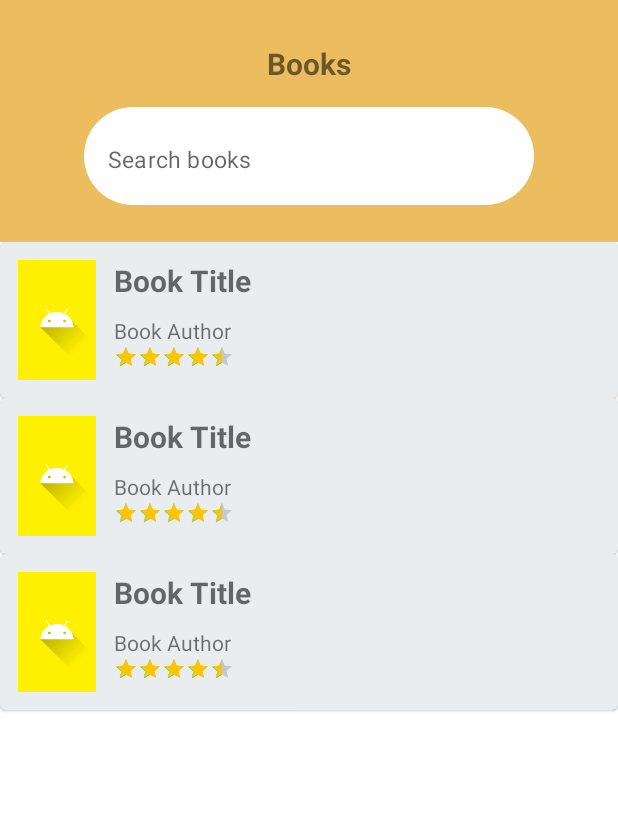
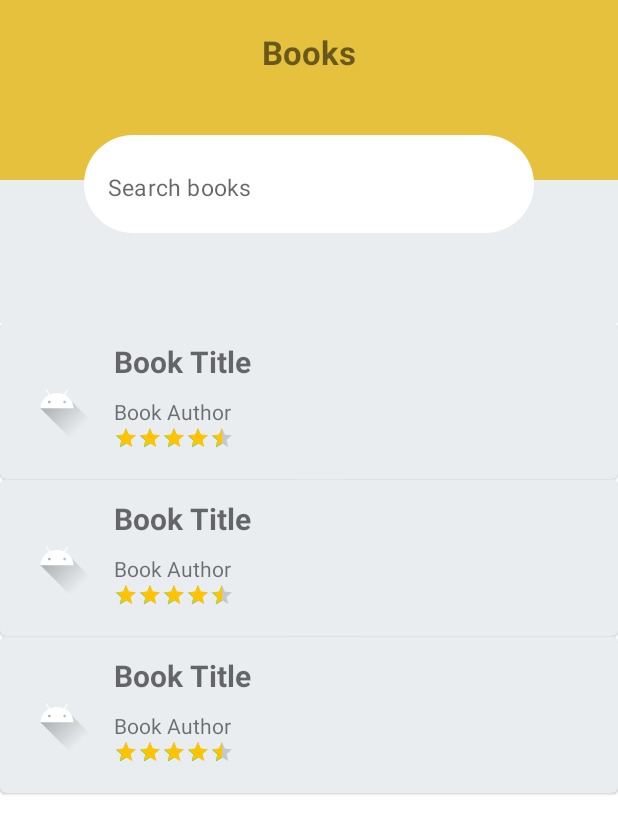
Before and after one commit to tamirReznik/MyBookListApp, an Android app: the layout activity_main.xml on its own in the app's theme, with its tools: preview values and no code run, on a phone screen of 412 x 824 dp. Shown: the top 834 px of the screen. Run offline under Robolectric (Android 15) with nearby library versions, the phone set to English and light mode, and no system bars.

Commit message:
UI updates

```diff
--- a/app/src/main/java/com/projects/mybooklist/activities/MainActivity.java
+++ b/app/src/main/java/com/projects/mybooklist/activities/MainActivity.java
@@ -97,7 +97,7 @@ public class MainActivity extends AppCompatActivity {
                 filteredList.add(book);
             }
         }
-        booksAdapter.filteredList(filteredList);
+        booksAdapter.filteredList(filteredList,text);
     }
 
     public ArrayList<Book> readBooksFromJson() {
--- a/app/src/main/res/layout/activity_main.xml
+++ b/app/src/main/res/layout/activity_main.xml
@@ -10,10 +10,21 @@
     <RelativeLayout
 
         android:layout_width="match_parent"
-        android:layout_height="wrap_content"
+        android:layout_height="200dp"
         android:layout_weight="0.05"
-        android:background="#ECBD5F"
         android:gravity="center_vertical">
+
+        <FrameLayout
+            android:id="@+id/main_LAY_top"
+            android:layout_width="match_parent"
+            android:layout_height="120dp"
+            android:background="@color/gold_bg"/>
+        <FrameLayout
+            android:id="@+id/main_LAY_bottom"
+            android:layout_width="match_parent"
+            android:layout_height="match_parent"
+            android:layout_below="@+id/main_LAY_top"
+            android:background="@color/gray_bg"/>
 
         <TextView
             android:id="@+id/main_LBL_books"
@@ -21,9 +32,12 @@
             android:layout_height="wrap_content"
             android:layout_centerHorizontal="true"
             android:paddingTop="20dp"
+            android:layout_marginBottom="25dp"
             android:text="@string/books"
-            android:textSize="20sp"
+            android:textSize="22sp"
             android:textStyle="bold" />
+
+
 
         <com.google.android.material.textfield.TextInputLayout
             android:id="@+id/main_LAY_search"
--- a/app/src/main/res/layout/book_list.xml
+++ b/app/src/main/res/layout/book_list.xml
@@ -1,20 +1,20 @@
 <?xml version="1.0" encoding="utf-8"?>
 <com.google.android.material.card.MaterialCardView xmlns:android="http://schemas.android.com/apk/res/android"
     android:layout_width="match_parent"
-    android:layout_height="wrap_content">
+    android:layout_height="wrap_content"
+    android:layout_marginBottom="0.5dp">
 
 
     <RelativeLayout
         android:layout_width="match_parent"
         android:layout_height="wrap_content"
-        android:background="#3BA1AFBA"
+        android:background="@color/gray_bg"
         android:padding="12dp">
 
         <com.google.android.material.imageview.ShapeableImageView
             android:id="@+id/book_IMG_profile"
             android:layout_width="52dp"
             android:layout_height="80dp"
-            android:background="#FFF000"
             android:src="@drawable/ic_launcher_foreground" />
 
         <TextView
@@ -26,7 +26,7 @@
             android:layout_marginBottom="10dp"
             android:layout_toEndOf="@+id/book_IMG_profile"
             android:text="@string/book_title"
-            android:textColor="#92000000"
+            android:textColor="@color/black_title"
             android:textSize="20sp"
             android:textStyle="bold" />
 
@@ -53,6 +53,5 @@
             android:progressTint="@color/gold"
             android:rating="4.3" />
 
-
     </RelativeLayout>
 </com.google.android.material.card.MaterialCardView>
--- a/app/src/main/res/values/colors.xml
+++ b/app/src/main/res/values/colors.xml
@@ -8,4 +8,7 @@
     <color name="black">#FF000000</color>
     <color name="white">#FFFFFFFF</color>
     <color name="gold">#FFC400</color>
+    <color name="gold_bg">#DAE1B71D</color>
+    <color name="gray_bg">#3BA1AFBA</color>
+    <color name="black_title">#92000000</color>
 </resources>
```
Also changed, not shown: app/src/main/java/com/projects/mybooklist/adapters/BooksAdapter.java (+20 -8 lines).
